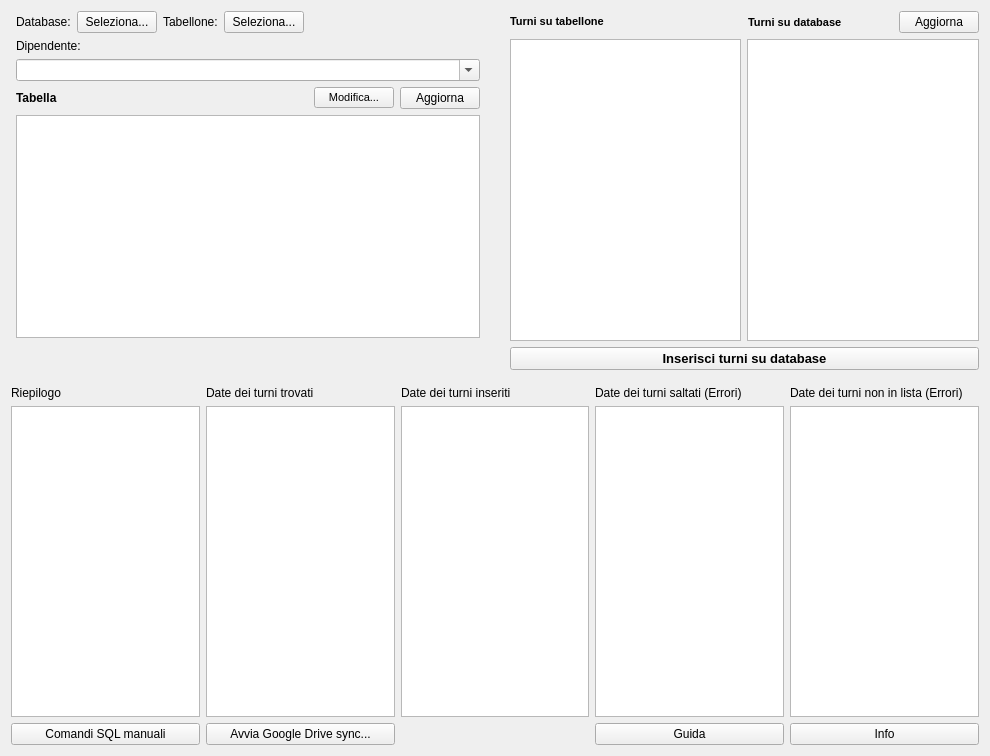
Before: the Qt Designer form AO.ui in Grawa/WorkShiftsIntegrator, drawn with Qt 5.
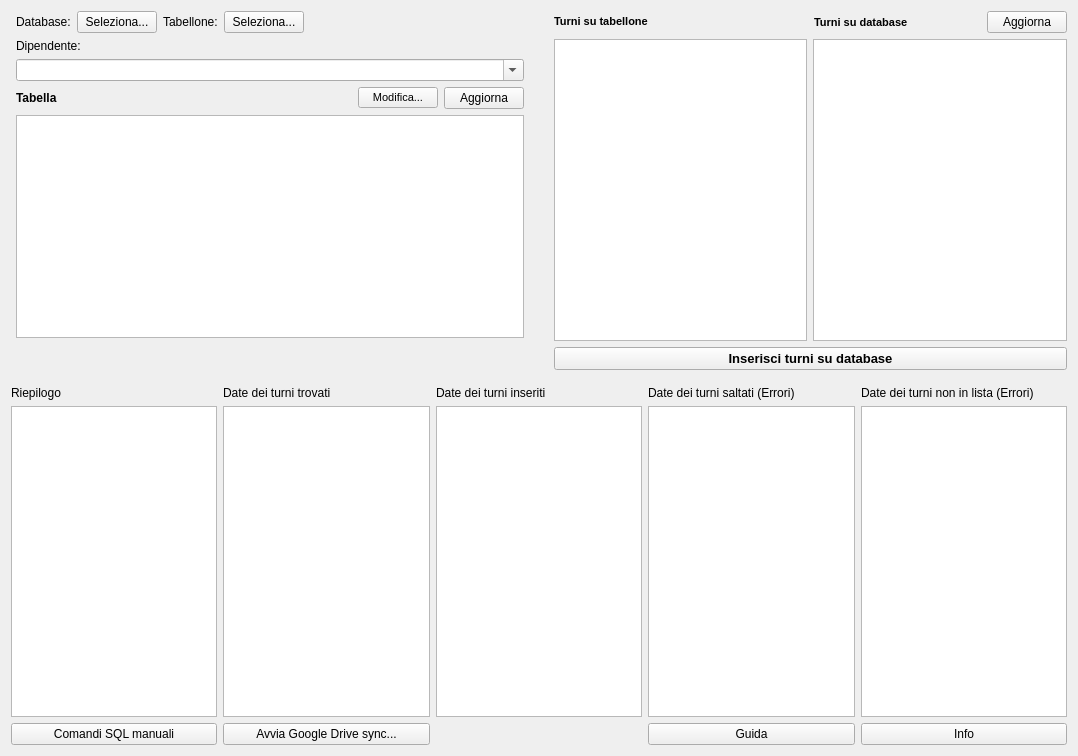
After: the same form once the commit is applied.

Commit message: modificato da return dizionari a liste in metodo lista_elementi_in_tabellone

Diff of the .ui file:
```diff
--- a/AO.ui
+++ b/AO.ui
@@ -6,7 +6,7 @@
    <rect>
     <x>0</x>
     <y>0</y>
-    <width>990</width>
+    <width>1078</width>
     <height>756</height>
    </rect>
   </property>
```
The commit also changes 1 other file.
